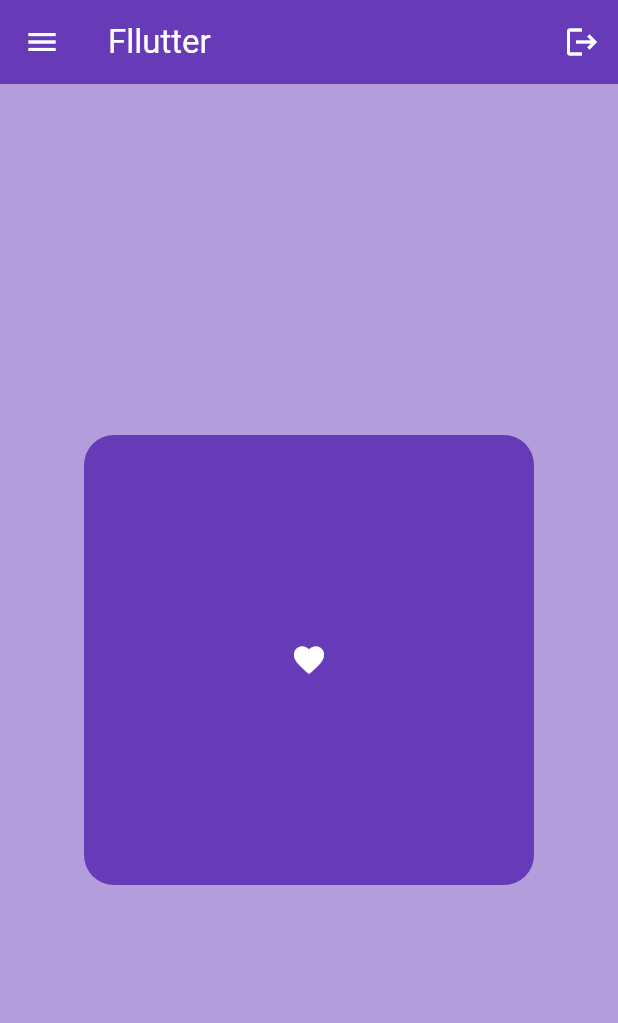
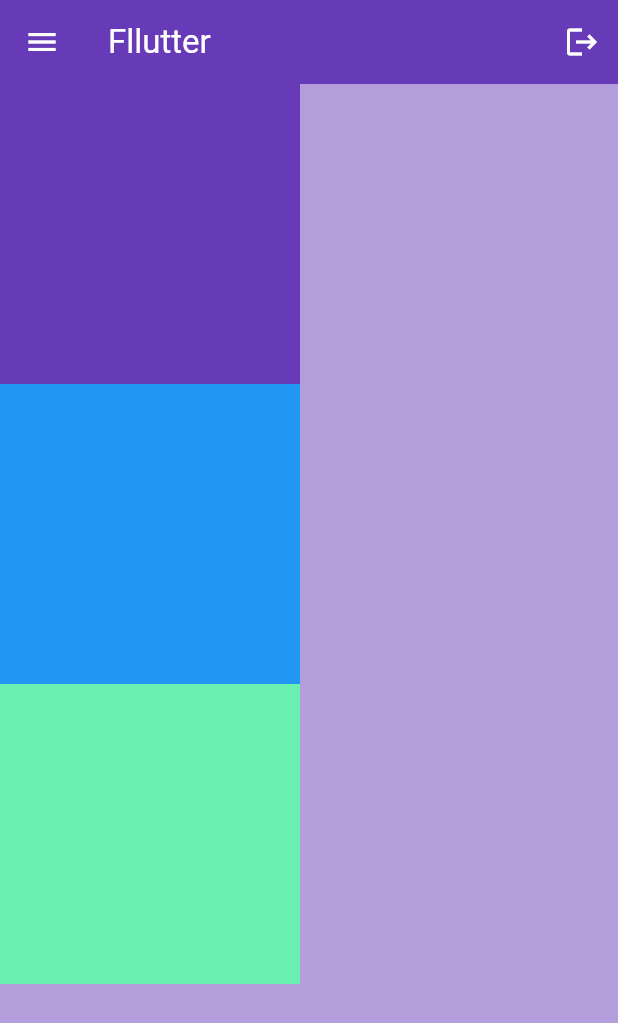
Before and after one commit to Ryuuutaaa/flutter-fundamentals, a Flutter app: the screen it shows after launch, on a phone screen of 412 x 824 dp. Shown: the top 1023 px of the screen. Run offline on Flutter 3.47's test engine with Material 3 defaults, Android fonts, the phone set to English and light mode, and no system bars.

Commit message:
feat : update main app layout with multiple colored containers

```diff
--- a/lib/main.dart
+++ b/lib/main.dart
@@ -33,16 +33,24 @@ class MyApp extends StatelessWidget {
                 ))
           ],
         ),
-        body: Center(
-          child: Container(
-              width: 300,
-              height: 300,
-              decoration: BoxDecoration(color: Colors.deepPurple, borderRadius: BorderRadius.circular(20)),
-              padding: EdgeInsets.all(20),
-              child: Icon(
-                Icons.favorite,
-                color: Colors.white,
-              )),
+        body: Column(
+          children: [
+            Container(
+              width: 200,
+              height: 200,
+              color: Colors.deepPurple,
+            ),
+            Container(
+              width: 200,
+              height: 200,
+              color: Colors.blue,
+            ),
+            Container(
+              width: 200,
+              height: 200,
+              color: Colors.greenAccent,
+            )
+          ],
         ),
       ),
     );
```
